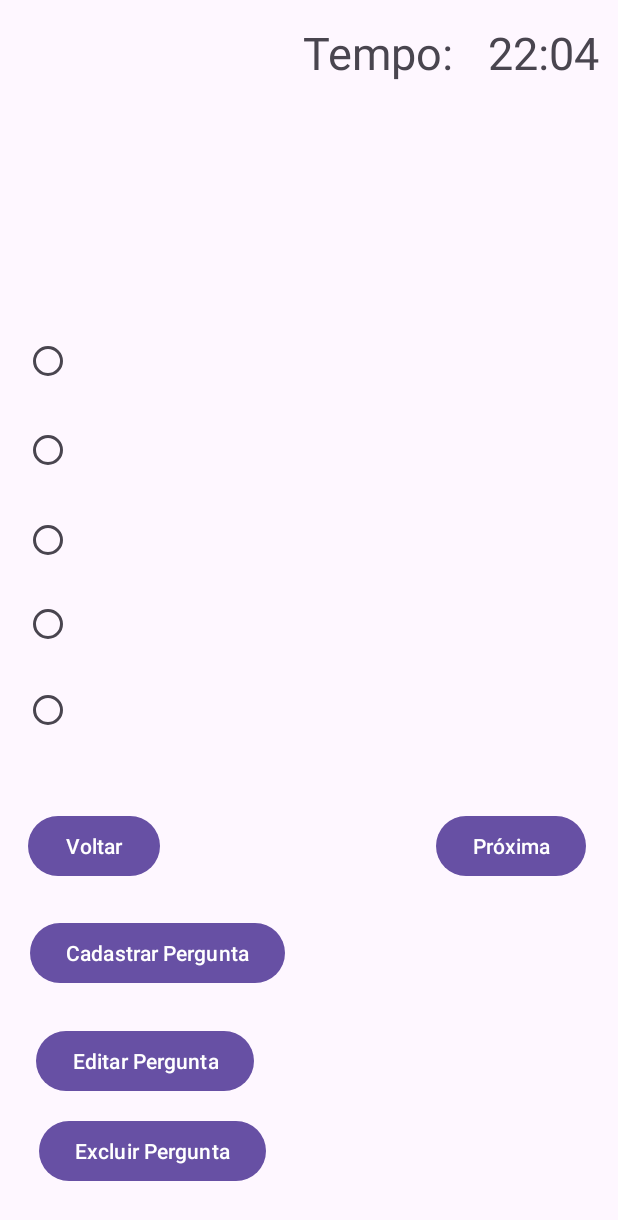
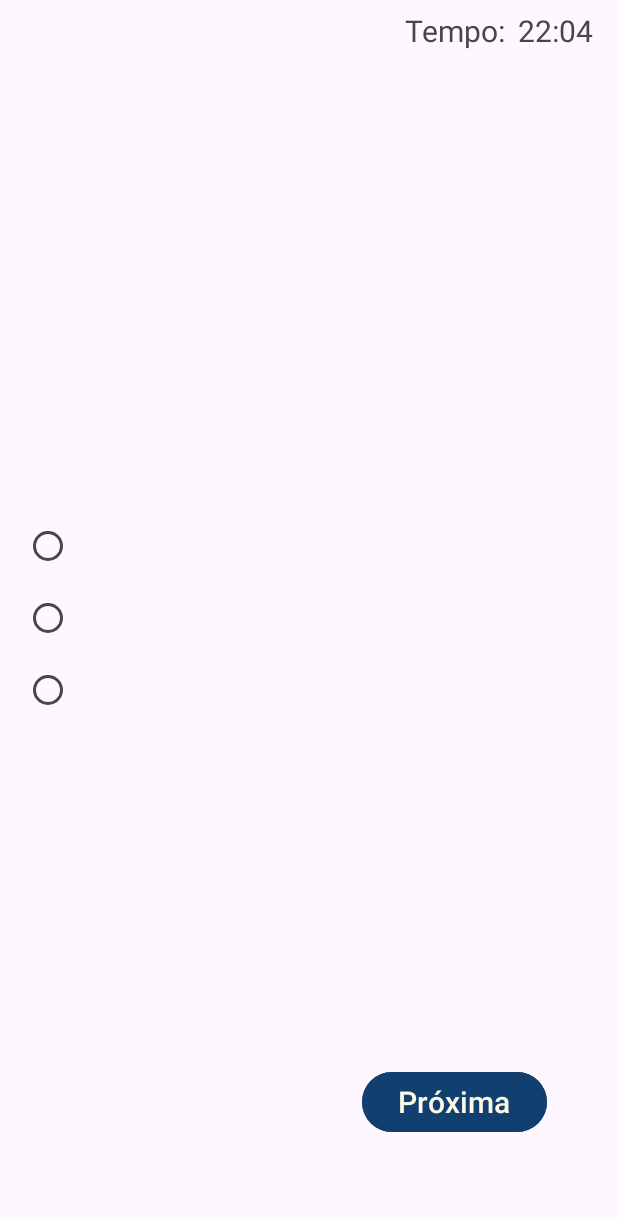
Before and after one commit to 2024-2-NCC3/Projeto3, an Android app: the layout activity_prova.xml on its own in the app's theme, with its tools: preview values and no code run, on a phone screen of 412 x 824 dp. Shown: the top 1220 px of the screen. Run offline under Robolectric (Android 15) with nearby library versions, the phone set to English and light mode, and no system bars.

Commit message:
Atualização_191024
 - CadastroActivity -> mudança de tela  para Informações cadastro
 - Prova Activity -> Correção na declarações de variáveis, eliminação de alternativas para 3 por questão.
Novas Activities
 -> InformacaoAssociacaoActivity -Configuração dos botões "Realizar Prova" e "Entar"
 -> PrientacaoProvaActivity - FronEnd: Configuração dos botões "iniciar prova" e "voltar"
 - Frontend - xml
 -> activity_Infromacoes_associacao: Informações sobre associar-se e 2 botões
 -> activity_Orientacao_Prova: Orientações para a realização da prova, e 2 boões
 -> activity_Prova: Mudanças no layout

```diff
--- a/src/Frontend/AppAppoef/app/src/main/java/com/example/appappoef/CadastroActivity.java
+++ b/src/Frontend/AppAppoef/app/src/main/java/com/example/appappoef/CadastroActivity.java
@@ -77,7 +77,7 @@ public class CadastroActivity extends AppCompatActivity implements LoginActivity
         // Validação cadastro senha
         if(senha.equals(confirmarsenha)){
             CriarLogin(usuario, senha);
-            Intent intent = new Intent(this, ProvaActivity.class);
+            Intent intent = new Intent(this, InformacoesAssociacaoActivity.class);
             startActivity(intent);
         }
         else{
--- a/src/Frontend/AppAppoef/app/src/main/res/layout/activity_prova.xml
+++ b/src/Frontend/AppAppoef/app/src/main/res/layout/activity_prova.xml
@@ -7,281 +7,177 @@
     android:layout_height="match_parent"
     tools:context=".ProvaActivity">
 
-    <!--Tempo de prova-->
-    <!--contador de tempo-->
     <TextView
         android:id="@+id/texTime"
         android:layout_width="wrap_content"
         android:layout_height="wrap_content"
         android:text="Tempo:"
-        android:textSize="30sp"
+        android:textSize="20sp"
         app:layout_constraintBottom_toBottomOf="parent"
         app:layout_constraintEnd_toEndOf="parent"
-        app:layout_constraintHorizontal_bias="0.647"
+        app:layout_constraintHorizontal_bias="0.781"
         app:layout_constraintStart_toStartOf="parent"
         app:layout_constraintTop_toTopOf="parent"
-        app:layout_constraintVertical_bias="0.019" />
+        app:layout_constraintVertical_bias="0.008" />
 
     <TextView
         android:id="@+id/textNumTime"
         android:layout_width="wrap_content"
         android:layout_height="wrap_content"
         android:text="22:04"
-        android:textSize="30sp"
+        android:textSize="20sp"
         app:layout_constraintBottom_toBottomOf="parent"
         app:layout_constraintEnd_toEndOf="parent"
-        app:layout_constraintHorizontal_bias="0.962"
+        app:layout_constraintHorizontal_bias="0.954"
         app:layout_constraintStart_toStartOf="parent"
         app:layout_constraintTop_toTopOf="parent"
-        app:layout_constraintVertical_bias="0.019" />
-    <!--primeira pergunta -->
-    <!--marcar checked-->
-
-    <!-- text resposta da pergunta-->
-    <!--marcar checked-->
+        app:layout_constraintVertical_bias="0.008" />
 
     <TextView
         android:id="@+id/textIdProva"
         android:layout_width="wrap_content"
         android:layout_height="wrap_content"
-        android:text=""
+        android:text="P1"
+        android:visibility="gone"
         app:layout_constraintBottom_toBottomOf="parent"
         app:layout_constraintEnd_toEndOf="parent"
-        app:layout_constraintHorizontal_bias="0.047"
+        app:layout_constraintHorizontal_bias="0.038"
         app:layout_constraintStart_toStartOf="parent"
         app:layout_constraintTop_toTopOf="parent"
-        app:layout_constraintVertical_bias="0.11" />
+        app:layout_constraintVertical_bias="0.008" />
+
+    <TextView
+        android:id="@+id/textRespA"
+        android:layout_width="wrap_content"
+        android:layout_height="wrap_content"
+        android:text="a"
+        android:visibility="invisible"
+        app:layout_constraintBottom_toBottomOf="parent"
+        app:layout_constraintEnd_toEndOf="parent"
+        app:layout_constraintHorizontal_bias="0.104"
+        app:layout_constraintStart_toStartOf="parent"
+        app:layout_constraintTop_toTopOf="parent"
+        app:layout_constraintVertical_bias="0.008" />
+
+    <TextView
+        android:id="@+id/textRespB"
+        android:layout_width="wrap_content"
+        android:layout_height="wrap_content"
+        android:text="b"
+        android:visibility="invisible"
+        app:layout_constraintBottom_toBottomOf="parent"
+        app:layout_constraintEnd_toEndOf="parent"
+        app:layout_constraintHorizontal_bias="0.153"
+        app:layout_constraintStart_toStartOf="parent"
+        app:layout_constraintTop_toTopOf="parent"
+        app:layout_constraintVertical_bias="0.008" />
+
+    <TextView
+        android:id="@+id/textRespC"
+        android:layout_width="wrap_content"
+        android:layout_height="wrap_content"
+        android:text="c"
+        android:visibility="invisible"
+        app:layout_constraintBottom_toBottomOf="parent"
+        app:layout_constraintEnd_toEndOf="parent"
+        app:layout_constraintHorizontal_bias="0.211"
+        app:layout_constraintStart_toStartOf="parent"
+        app:layout_constraintTop_toTopOf="parent"
+        app:layout_constraintVertical_bias="0.008" />
 
     <TextView
         android:id="@+id/textQuestao"
-        android:layout_width="0dp"
+        android:layout_width="wrap_content"
         android:layout_height="wrap_content"
         android:layout_marginStart="16dp"
         android:layout_marginEnd="16dp"
         android:text=""
         android:textAlignment="center"
-        android:textSize="25sp"
+        android:textSize="17sp"
         app:layout_constraintBottom_toBottomOf="parent"
         app:layout_constraintEnd_toEndOf="parent"
-        app:layout_constraintHorizontal_bias="0.5"
-        app:layout_constraintStart_toStartOf="parent"
-        app:layout_constraintTop_toTopOf="parent"
-        app:layout_constraintVertical_bias="0.15" />
-
-    <RadioButton
-        android:id="@+id/radioTextRespB"
-        android:layout_width="360dp"
-        android:layout_height="50dp"
-        android:layout_marginStart="16dp"
-        android:layout_marginEnd="16dp"
-        android:text=""
-        app:layout_constraintBottom_toBottomOf="parent"
-        app:layout_constraintEnd_toEndOf="@+id/textNumTime"
         app:layout_constraintHorizontal_bias="0.0"
         app:layout_constraintStart_toStartOf="parent"
         app:layout_constraintTop_toTopOf="parent"
-        app:layout_constraintVertical_bias="0.356" />
+        app:layout_constraintVertical_bias="0.073" />
 
-    <RadioButton
-        android:id="@+id/radioTextRespE"
-        android:layout_width="360dp"
-        android:layout_height="50dp"
+    <TextView
+        android:id="@+id/RespCorreta"
+        android:layout_width="wrap_content"
+        android:layout_height="wrap_content"
+        android:text="RC"
+        android:visibility="gone"
+        app:layout_constraintBottom_toBottomOf="parent"
+        app:layout_constraintEnd_toEndOf="parent"
+        app:layout_constraintHorizontal_bias="0.035"
+        app:layout_constraintStart_toStartOf="parent"
+        app:layout_constraintTop_toTopOf="parent"
+        app:layout_constraintVertical_bias="0.040" />
+
+    <RadioGroup
+        android:id="@+id/radioGroupProva"
+        android:layout_width="0dp"
+        android:layout_height="wrap_content"
         android:layout_marginStart="16dp"
         android:layout_marginEnd="16dp"
-        android:text=""
         app:layout_constraintBottom_toBottomOf="parent"
-        app:layout_constraintEnd_toEndOf="@+id/textNumTime"
-        app:layout_constraintHorizontal_bias="0.0"
+        app:layout_constraintEnd_toEndOf="parent"
         app:layout_constraintStart_toStartOf="parent"
-        app:layout_constraintTop_toTopOf="parent"
-        app:layout_constraintVertical_bias="0.58" />
+        app:layout_constraintTop_toTopOf="parent">
+
+        <RadioButton
+            android:id="@+id/radioTextRespA"
+            android:layout_width="match_parent"
+            android:layout_height="wrap_content"
+            android:text=""
+            android:textSize="14dp"
+            />
+
+        <RadioButton
+            android:id="@+id/radioTextRespB"
+            android:layout_width="match_parent"
+            android:layout_height="wrap_content"
+            android:text=""
+            android:textSize="14dp" />
+
+        <RadioButton
+            android:id="@+id/radioTextRespC"
+            android:layout_width="match_parent"
+            android:layout_height="wrap_content"
+            android:text=""
+            android:textSize="14dp" />
+    </RadioGroup>
 
     <Button
         android:id="@+id/btnVoltar"
         android:layout_width="wrap_content"
         android:layout_height="wrap_content"
+        android:backgroundTint="@color/azul_escuro"
         android:text="Voltar"
+        android:textColor="@color/bege"
+        android:textSize="20dp"
+
+        android:visibility="invisible"
         app:layout_constraintBottom_toBottomOf="parent"
         app:layout_constraintEnd_toEndOf="parent"
-        app:layout_constraintHorizontal_bias="0.058"
+        app:layout_constraintHorizontal_bias="0.218"
         app:layout_constraintStart_toStartOf="parent"
         app:layout_constraintTop_toTopOf="parent"
-        app:layout_constraintVertical_bias="0.696" />
-
-    <TextView
-        android:id="@+id/textRespB"
-        android:layout_width="wrap_content"
-        android:layout_height="wrap_content"
-        android:text=""
-        app:layout_constraintBottom_toBottomOf="parent"
-        app:layout_constraintEnd_toEndOf="parent"
-        app:layout_constraintHorizontal_bias="0.216"
-        app:layout_constraintStart_toStartOf="parent"
-        app:layout_constraintTop_toTopOf="parent"
-        app:layout_constraintVertical_bias="0.228" />
-
-    <TextView
-        android:id="@+id/textRespA"
-        android:layout_width="wrap_content"
-        android:layout_height="wrap_content"
-        android:text=""
-        app:layout_constraintBottom_toBottomOf="parent"
-        app:layout_constraintEnd_toEndOf="parent"
-        app:layout_constraintHorizontal_bias="0.034"
-        app:layout_constraintStart_toStartOf="parent"
-        app:layout_constraintTop_toTopOf="parent"
-        app:layout_constraintVertical_bias="0.228" />
-
-    <RadioButton
-        android:id="@+id/radioTextRespC"
-        android:layout_width="360dp"
-        android:layout_height="50dp"
-        android:layout_marginStart="16dp"
-        android:layout_marginEnd="16dp"
-        android:text=""
-        app:layout_constraintBottom_toBottomOf="parent"
-        app:layout_constraintEnd_toEndOf="@+id/textNumTime"
-        app:layout_constraintHorizontal_bias="0.0"
-        app:layout_constraintStart_toStartOf="parent"
-        app:layout_constraintTop_toTopOf="parent"
-        app:layout_constraintVertical_bias="0.433" />
-
-    <RadioButton
-        android:id="@+id/radioTextRespD"
-        android:layout_width="360dp"
-        android:layout_height="50dp"
-        android:layout_marginStart="16dp"
-        android:layout_marginEnd="16dp"
-        android:text=""
-        app:layout_constraintBottom_toBottomOf="parent"
-        app:layout_constraintEnd_toEndOf="@+id/textNumTime"
-        app:layout_constraintHorizontal_bias="0.0"
-        app:layout_constraintStart_toStartOf="parent"
-        app:layout_constraintTop_toTopOf="parent"
-        app:layout_constraintVertical_bias="0.506" />
-
-    <TextView
-        android:id="@+id/RespCorreta"
-        android:layout_width="wrap_content"
-        android:layout_height="wrap_content"
-        android:text=""
-        app:layout_constraintBottom_toBottomOf="parent"
-        app:layout_constraintEnd_toEndOf="parent"
-        app:layout_constraintHorizontal_bias="0.033"
-        app:layout_constraintStart_toStartOf="parent"
-        app:layout_constraintTop_toTopOf="parent"
-        app:layout_constraintVertical_bias="0.634" />
+        app:layout_constraintVertical_bias="0.916" />
 
     <Button
         android:id="@+id/btnProxima"
         android:layout_width="wrap_content"
         android:layout_height="wrap_content"
-        android:onClick="Proxima"
+        android:backgroundTint="@color/azul_escuro"
         android:text="Próxima"
+        android:textColor="@color/bege"
+        android:textSize="20dp"
         app:layout_constraintBottom_toBottomOf="parent"
         app:layout_constraintEnd_toEndOf="parent"
-        app:layout_constraintHorizontal_bias="0.932"
+        app:layout_constraintHorizontal_bias="0.835"
         app:layout_constraintStart_toStartOf="parent"
         app:layout_constraintTop_toTopOf="parent"
-        app:layout_constraintVertical_bias="0.696" />
-
-    <RadioButton
-        android:id="@+id/radioTextRespA"
-        android:layout_width="360dp"
-        android:layout_height="50dp"
-        android:layout_marginStart="16dp"
-        android:layout_marginEnd="16dp"
-        android:text=""
-        app:layout_constraintBottom_toBottomOf="parent"
-        app:layout_constraintEnd_toEndOf="@+id/textNumTime"
-        app:layout_constraintHorizontal_bias="0.0"
-        app:layout_constraintStart_toStartOf="parent"
-        app:layout_constraintTop_toTopOf="parent"
-        app:layout_constraintVertical_bias="0.279" />
-
-    <TextView
-        android:id="@+id/textRespC"
-        android:layout_width="wrap_content"
-        android:layout_height="wrap_content"
-        android:text=""
-        app:layout_constraintBottom_toBottomOf="parent"
-        app:layout_constraintEnd_toEndOf="parent"
-        app:layout_constraintHorizontal_bias="0.457"
-        app:layout_constraintStart_toStartOf="parent"
-        app:layout_constraintTop_toTopOf="parent"
-        app:layout_constraintVertical_bias="0.228" />
-
-    <TextView
-        android:id="@+id/textRespD"
-        android:layout_width="wrap_content"
-        android:layout_height="wrap_content"
-        android:text=""
-        app:layout_constraintBottom_toBottomOf="parent"
-        app:layout_constraintEnd_toEndOf="parent"
-        app:layout_constraintHorizontal_bias="0.728"
-        app:layout_constraintStart_toStartOf="parent"
-        app:layout_constraintTop_toTopOf="parent"
-        app:layout_constraintVertical_bias="0.228" />
-
-    <TextView
-        android:id="@+id/textRespE"
-        android:layout_width="wrap_content"
-        android:layout_height="wrap_content"
-        android:text=""
-        app:layout_constraintBottom_toBottomOf="parent"
-        app:layout_constraintEnd_toEndOf="parent"
-        app:layout_constraintHorizontal_bias="0.96"
-        app:layout_constraintStart_toStartOf="parent"
-        app:layout_constraintTop_toTopOf="parent"
-        app:layout_constraintVertical_bias="0.228" />
-
-    <Button
-        android:id="@+id/btnCriarPergunta"
-        android:layout_width="wrap_content"
-        android:layout_height="wrap_content"
-        android:onClick="CadastrarPergunta"
-        android:text="Cadastrar Pergunta"
-        app:layout_constraintBottom_toBottomOf="parent"
-        app:layout_constraintEnd_toEndOf="parent"
-        app:layout_constraintHorizontal_bias="0.083"
-        app:layout_constraintStart_toStartOf="parent"
-        app:layout_constraintTop_toTopOf="parent"
-        app:layout_constraintVertical_bias="0.788" />
-
-    <Button
-        android:id="@+id/btnEditarPergunta"
-        android:layout_width="wrap_content"
-        android:layout_height="wrap_content"
-        android:text="Editar Pergunta"
-        app:layout_constraintBottom_toBottomOf="parent"
-        app:layout_constraintEnd_toEndOf="parent"
-        app:layout_constraintHorizontal_bias="0.09"
-        app:layout_constraintStart_toStartOf="parent"
-        app:layout_constraintTop_toTopOf="parent"
-        app:layout_constraintVertical_bias="0.881" />
-
-    <Button
-        android:id="@+id/btnExcluirPergunta"
-        android:layout_width="wrap_content"
-        android:layout_height="wrap_content"
-        android:text="Excluir Pergunta"
-        app:layout_constraintBottom_toBottomOf="parent"
-        app:layout_constraintEnd_toEndOf="parent"
-        app:layout_constraintHorizontal_bias="0.099"
-        app:layout_constraintStart_toStartOf="parent"
-        app:layout_constraintTop_toTopOf="parent"
-        app:layout_constraintVertical_bias="0.958" />
-
-    <!--text resposta da pergunta-->
-    <!--marcar checked-->
-
-    <!--text resposta da pergunta-->
-    <!--marcar checked-->
-
-    <!--text resposta da pergunta-->
-    <!--botao voltar-->
-
-    <!--botao de proxima pergunta-->
-
+        app:layout_constraintVertical_bias="0.916" />
 
 </androidx.constraintlayout.widget.ConstraintLayout>
```
Also changed, not shown: src/Frontend/AppAppoef/app/src/main/AndroidManifest.xml (+9 -1 lines), src/Frontend/AppAppoef/app/src/main/java/com/example/appappoef/InformacoesAssociacaoActivity.java (added, +45 -0 lines), src/Frontend/AppAppoef/app/src/main/java/com/example/appappoef/OrientacaoProvaActivity.java (added, +44 -0 lines), src/Frontend/AppAppoef/app/src/main/java/com/example/appappoef/ProvaActivity.java (+41 -26 lines), src/Frontend/AppAppoef/app/src/main/res/layout/activity_informacoes_associacao.xml (added, +101 -0 lines), src/Frontend/AppAppoef/app/src/main/res/layout/activity_orientacao_prova.xml (added, +91 -0 lines).
